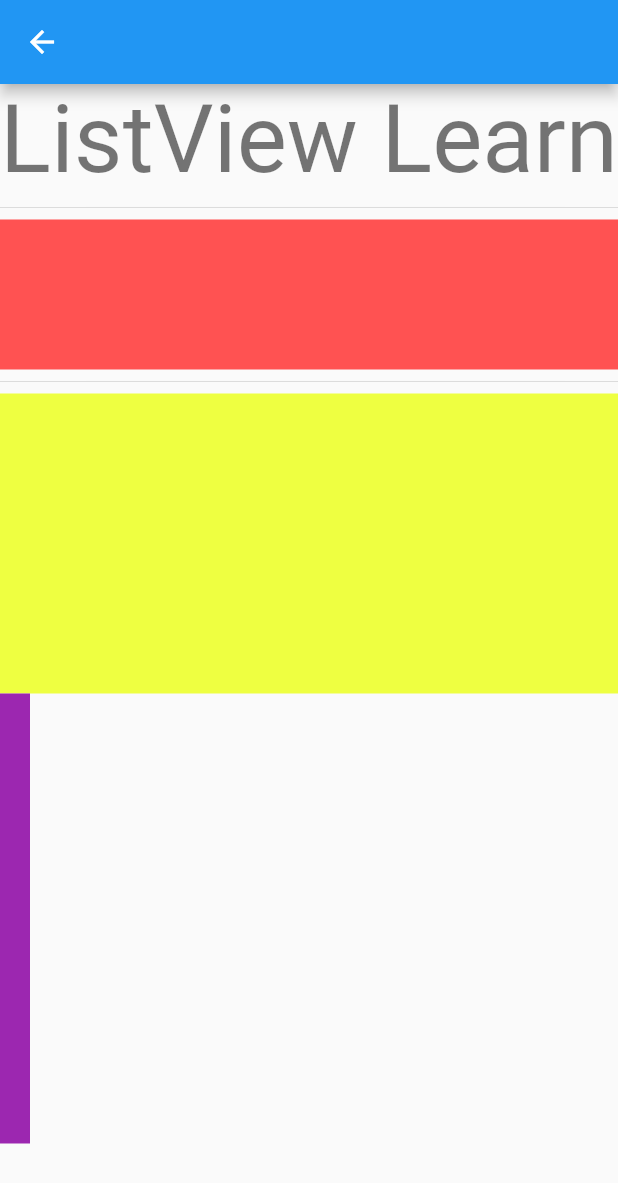
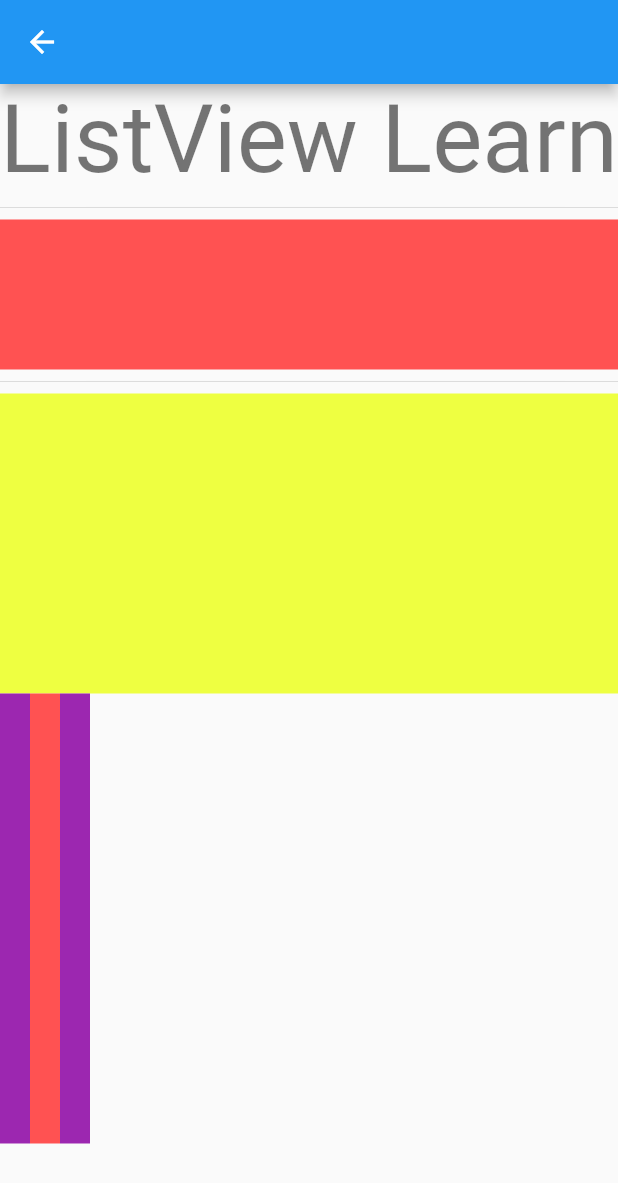
Before and after one commit to emircancavusoglu/flutterLearn, a Flutter app: the ListViewLearn screen opened directly, on a phone screen of 412 x 824 dp. Shown: the top 1183 px of the screen. Run offline on Flutter 3.47's test engine with Material 2 defaults, Android fonts, the phone set to English and light mode, and no system bars.

Commit message:
create color class

```diff
--- /dev/null
+++ b/lib/const/colors.dart
@@ -0,0 +1,10 @@
+import 'dart:ui';
+
+import 'package:flutter/material.dart';
+
+class MyColors {
+  static const purple = Colors.purple;
+  static const redAccent = Colors.redAccent;
+
+
+}
--- a/lib/core/list_view.dart
+++ b/lib/core/list_view.dart
@@ -1,4 +1,5 @@
 import 'package:flutter/material.dart';
+import 'package:flutterprojemm/const/colors.dart';
 
 
 class ListViewLearn extends StatefulWidget {
@@ -39,7 +40,17 @@ class _ListViewLearnState extends State<ListViewLearn> {
                Container(
                  width: 20,
                  height: 20,
-                 color: Colors.purple,
+                 color: MyColors.purple,
+               ),
+               Container(
+                 width: 20,
+                 height: 20,
+                 color: MyColors.redAccent,
+               ),
+               Container(
+                 width: 20,
+                 height: 20,
+                 color: MyColors.purple,
                )
              ],
            ),
```
